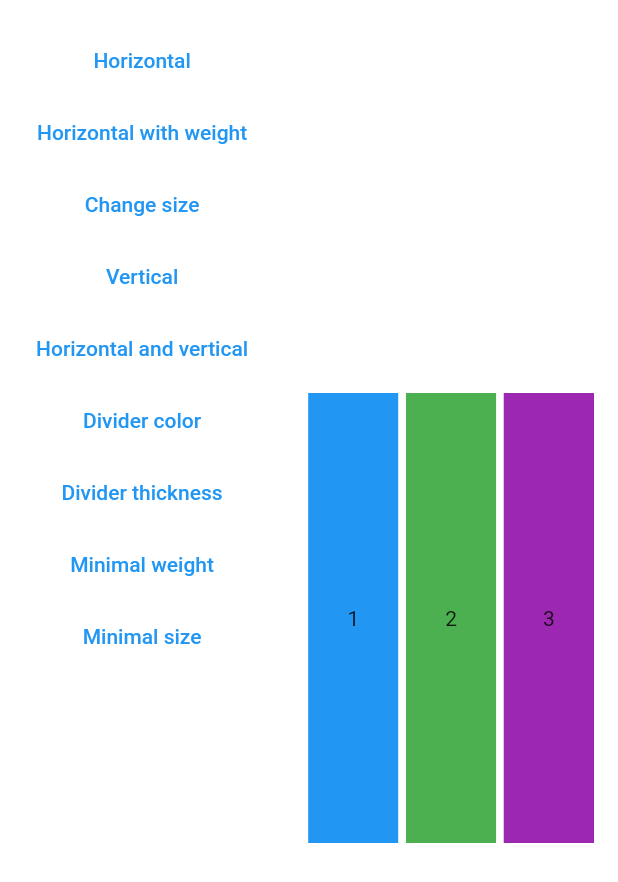
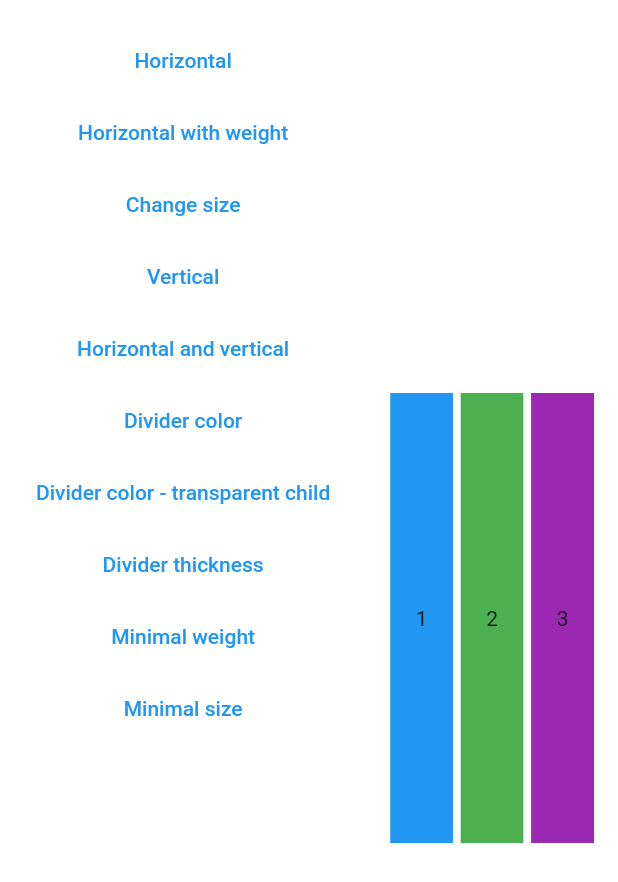
Before and after one commit to caduandrade/multi_split_view, a Flutter app: the SimpleExamples screen opened directly, on a phone screen of 412 x 824 dp. Shown: the top 882 px of the screen. Run offline on Flutter 3.47's test engine with Material 2 defaults, Android fonts, the phone set to English and light mode, and no system bars.

Commit message:
fixes #3

```diff
--- a/example/lib/demo.dart
+++ b/example/lib/demo.dart
@@ -59,6 +59,8 @@ class _SimpleExamplesState extends State<SimpleExamples> {
       MenuItem('Vertical', _verticalExample),
       MenuItem('Horizontal and vertical', _horizontalVerticalExample),
       MenuItem('Divider color', _dividerColorExample),
+      MenuItem('Divider color - transparent child',
+          _dividerColorTransparentChildExample),
       MenuItem('Divider thickness', _dividerThicknessExample),
       MenuItem('Minimal weight', _minimalWeightExample),
       MenuItem('Minimal size', _minimalSizeExample)
@@ -147,6 +149,13 @@ class _SimpleExamplesState extends State<SimpleExamples> {
         children: [child1, child2], dividerColor: Colors.black);
   }
 
+  Widget _dividerColorTransparentChildExample() {
+    Widget child1 = Center(child: Text('A'));
+    Widget child2 = Center(child: Text('B'));
+    return MultiSplitView(
+        children: [child1, child2], dividerColor: Colors.yellow);
+  }
+
   Widget _dividerThicknessExample() {
     Widget child1 = _buildContent(1);
     Widget child2 = _buildContent(2);
--- a/example/lib/main.dart
+++ b/example/lib/main.dart
@@ -51,7 +51,7 @@ class _MultiSplitViewExampleState extends State<MultiSplitViewExample> {
 
     List<Widget> children = List.empty(growable: true);
     for (int i = 0; i < _horizontalVisibleWidgets; i++) {
-      Widget view = Container(
+      Widget view = Container(width: 300, height: 300,
         child: Center(child: Text("View " + (i + 1).toString())),
         color: widget._colors[i],
       );
--- a/lib/multi_split_view.dart
+++ b/lib/multi_split_view.dart
@@ -109,11 +109,7 @@ class _MultiSplitViewState extends State<MultiSplitView> {
           _controller._validateAndAdjust(widget.children.length, minimalWeight);
           _needAdjustWeights = false;
         }
-        List<Widget> children = List.empty(growable: true);
-        if (widget.dividerColor != null) {
-          children
-              .add(Positioned(child: Container(color: widget.dividerColor)));
-        }
+        List<Widget> children = [];
         if (widget.axis == Axis.horizontal) {
           _populateHorizontalChildren(
               context, constraints, children, minimalWeight);
--- a/pubspec.yaml
+++ b/pubspec.yaml
@@ -1,6 +1,6 @@
 name: multi_split_view
 description: Provides horizontal or vertical multiple split view for Flutter.
-version: 1.2.0
+version: 1.2.1
 homepage: https://github.com/caduandrade/multi_split_view
 
 environment:
```
Also changed, not shown: example/pubspec.lock, 1 other file.
